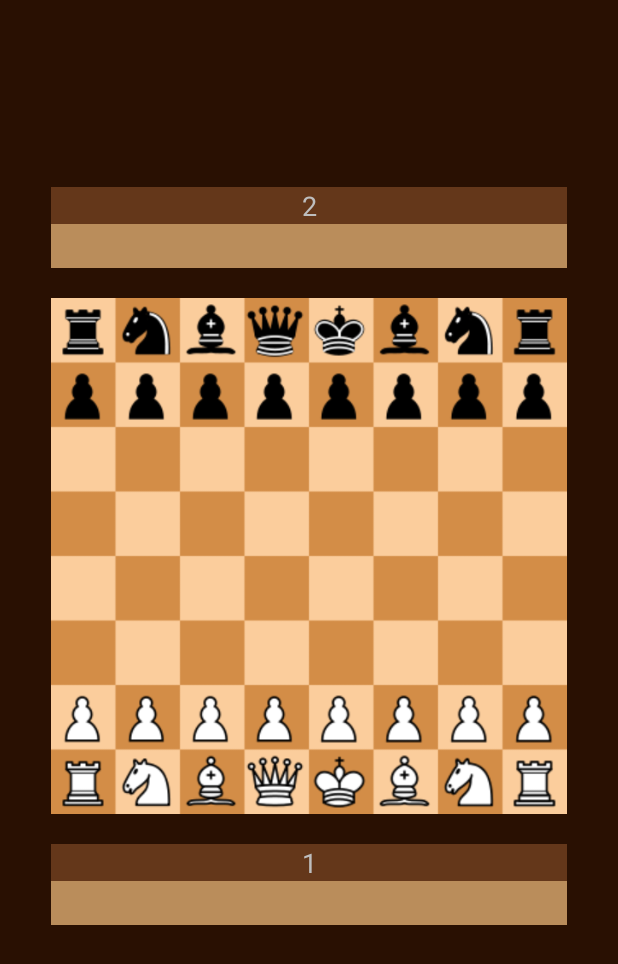
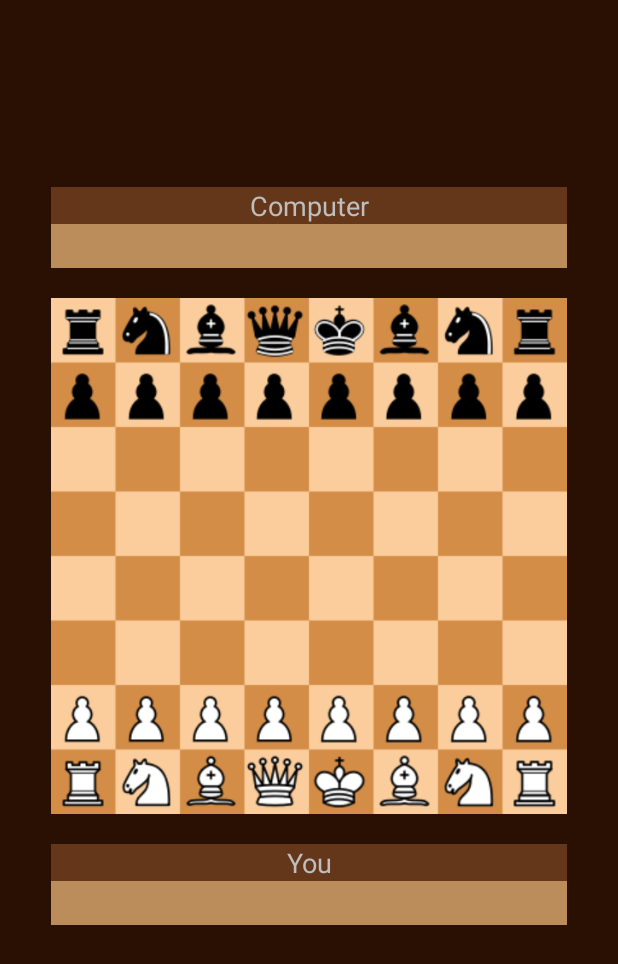
Before and after one commit to thuijbregts/chess, an Android app: the GameActivity screen opened directly, with no data from a screen before it, on a phone screen of 412 x 824 dp. Shown: the top 964 px of the screen. Run offline under Robolectric (Android 15) with nearby library versions, the phone set to English and light mode, and no system bars; 1 statement that could not run was skipped.

Commit message:
started shaping main menu

```diff
--- a/app/src/main/java/com/thomas/chess/activities/GameActivity.java
+++ b/app/src/main/java/com/thomas/chess/activities/GameActivity.java
@@ -1,16 +1,12 @@
 package com.thomas.chess.activities;
 
 import android.app.Activity;
-import android.app.Dialog;
-import android.content.DialogInterface;
 import android.os.Bundle;
 import android.util.Log;
-import android.view.Window;
 import android.widget.FrameLayout;
 import android.widget.ImageView;
 import android.widget.LinearLayout;
 import android.widget.TextView;
-import android.widget.Toast;
 
 import com.thomas.chess.R;
 import com.thomas.chess.game.Game;
@@ -20,7 +16,6 @@ import com.thomas.chess.game.Utils;
 import com.thomas.chess.overrides.PromotionDialog;
 import com.thomas.chess.overrides.SquareView;
 import com.thomas.chess.pieces.Piece;
-import com.thomas.chess.player.Player;
 
 import java.util.ArrayList;
 
@@ -34,9 +29,7 @@ public class GameActivity extends Activity {
     private TextView mGameStatus;
 
     private ArrayList<ImageView> mBlackDeadPieces;
-    private TextView mBlackName;
     private ArrayList<ImageView> mWhiteDeadPieces;
-    private TextView mWhiteName;
 
     private ArrayList<Move> mPossibleMoves = new ArrayList<>();
 
@@ -45,23 +38,27 @@ public class GameActivity extends Activity {
         super.onCreate(savedInstanceState);
         setContentView(R.layout.game_activity);
 
+        Bundle extras = getIntent().getExtras();
+        int gameType = extras.getInt(Utils.INTENT_GAME_TYPE);
+
         mGameLayout = (LinearLayout) findViewById(R.id.game_layout);
         mGameStatus = (TextView) findViewById(R.id.game_status);
-        initializeGame();
+        initializeGame(gameType);
     }
 
-    private void initializeGame() {
-        mGame = new Game(Utils.GAME_SOLO);
+    private void initializeGame(int gameType) {
+        Log.d("tag", "" + gameType);
+        mGame = new Game(gameType);
         setUpPlayerContainers();
-        setUpViews();
+        setUpBoardViews();
     }
 
     private void setUpPlayerContainers() {
-        mBlackName = (TextView) findViewById(R.id.player_pieces_header_black);
-        mWhiteName = (TextView) findViewById(R.id.player_pieces_header_white);
+        TextView blackName = (TextView) findViewById(R.id.player_pieces_header_black);
+        TextView whiteName = (TextView) findViewById(R.id.player_pieces_header_white);
 
-        mWhiteName.setText(mGame.getWhitePLayer().getName());
-        mBlackName.setText(mGame.getBlackPlayer().getName());
+        whiteName.setText(mGame.getWhitePLayer().getName());
+        blackName.setText(mGame.getBlackPlayer().getName());
 
         LinearLayout blackContainer = (LinearLayout) findViewById(R.id.player_pieces_container_black);
         LinearLayout whiteContainer = (LinearLayout) findViewById(R.id.player_pieces_container_white);
@@ -74,7 +71,7 @@ public class GameActivity extends Activity {
         }
     }
 
-    private void setUpViews() {
+    private void setUpBoardViews() {
         mSquareViews = new SquareView[8][8];
 
         LinearLayout rowLayout;
--- a/app/src/main/java/com/thomas/chess/game/Game.java
+++ b/app/src/main/java/com/thomas/chess/game/Game.java
@@ -1,6 +1,7 @@
 package com.thomas.chess.game;
 
 import com.thomas.chess.pieces.Piece;
+import com.thomas.chess.player.AIPlayer;
 import com.thomas.chess.player.Player;
 import com.thomas.chess.player.RealPlayer;
 
@@ -33,10 +34,16 @@ public class Game {
 
         switch (mGameType) {
             case Utils.GAME_SOLO:
+                mPlayers[0] = mCurrentPlayer = new RealPlayer("You", Utils.WHITE);
+                mPlayers[1] = new AIPlayer(Utils.BLACK);
+                break;
+            case Utils.GAME_ONLINE:
                 mPlayers[0] = mCurrentPlayer = new RealPlayer("1", Utils.WHITE);
                 mPlayers[1] = new RealPlayer("2", Utils.BLACK);
                 break;
-            case Utils.GAME_ONLINE:
+            case Utils.GAME_TWO_PLAYERS:
+                mPlayers[0] = mCurrentPlayer = new RealPlayer("Player 1", Utils.WHITE);
+                mPlayers[1] = new RealPlayer("Player 2", Utils.BLACK);
                 break;
         }
 
--- a/app/src/main/java/com/thomas/chess/game/Utils.java
+++ b/app/src/main/java/com/thomas/chess/game/Utils.java
@@ -15,8 +15,10 @@ public class Utils {
     public static final int WHITE = 0;
     public static final int BLACK = 1;
 
+    public static final String INTENT_GAME_TYPE = "GAME_TYPE";
     public static final int GAME_SOLO = 0;
     public static final int GAME_ONLINE = 1;
+    public static final int GAME_TWO_PLAYERS = 2;
 
     public static final int ROWS = 8;
     public static final int COLUMNS = 8;
--- a/app/src/main/java/com/thomas/chess/overrides/SquareView.java
+++ b/app/src/main/java/com/thomas/chess/overrides/SquareView.java
@@ -17,6 +17,7 @@ import com.thomas.chess.pieces.Pawn;
 import com.thomas.chess.pieces.Piece;
 import com.thomas.chess.pieces.Queen;
 import com.thomas.chess.pieces.Rook;
+import com.thomas.chess.player.AIPlayer;
 
 import java.util.ArrayList;
 
@@ -69,7 +70,8 @@ public class SquareView extends ImageView implements View.OnClickListener {
 
     private void checkSquareValidity(Square square) {
         if (!square.isEmpty() && square.getPiece().getColor() ==
-                mGameActivity.getGame().getCurrentPlayer().getColor()) {
+                mGameActivity.getGame().getCurrentPlayer().getColor()
+                && !(mGameActivity.getGame().getCurrentPlayer() instanceof AIPlayer)) {
 
             mGameActivity.setPossibleMoves(square.getPiece().getMoves(false));
 
--- a/app/src/main/res/menu/menu_main.xml
+++ /dev/null
@@ -1,6 +0,0 @@
-<menu xmlns:android="http://schemas.android.com/apk/res/android"
-    xmlns:app="http://schemas.android.com/apk/res-auto"
-    xmlns:tools="http://schemas.android.com/tools" tools:context=".activities.MainActivity">
-    <item android:id="@+id/action_settings" android:title="@string/action_settings"
-        android:orderInCategory="100" app:showAsAction="never" />
-</menu>
--- a/app/src/main/res/values/strings.xml
+++ b/app/src/main/res/values/strings.xml
@@ -1,6 +1,8 @@
 <resources>
     <string name="app_name">Chess</string>
 
-    <string name="hello_world">Hello world!</string>
-    <string name="action_settings">Settings</string>
+    <!--Main Menu-->
+    <string name="menu_solo">Solo</string>
+    <string name="menu_online">Online</string>
+    <string name="menu_two_players">Two Players</string>
 </resources>
```
Also changed, not shown: app/src/main/java/com/thomas/chess/activities/MainActivity.java (+29 -4 lines), app/src/main/res/layout/activity_main.xml (+34 -7 lines), app/src/main/res/values/styles.xml (+14 -0 lines).
